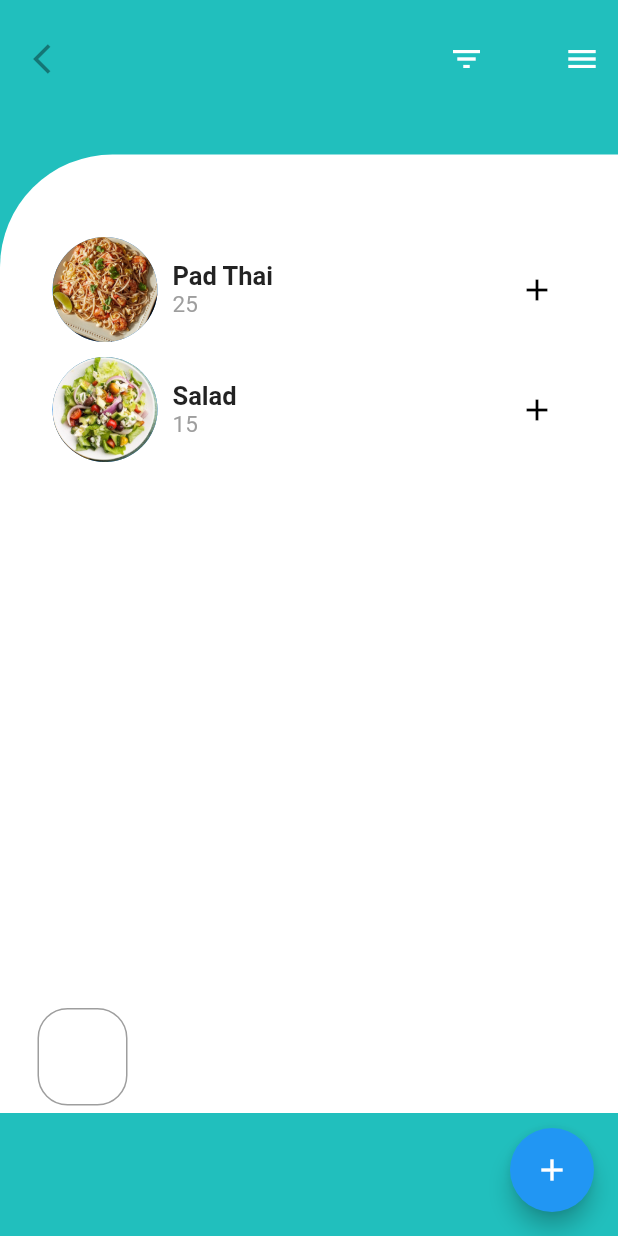
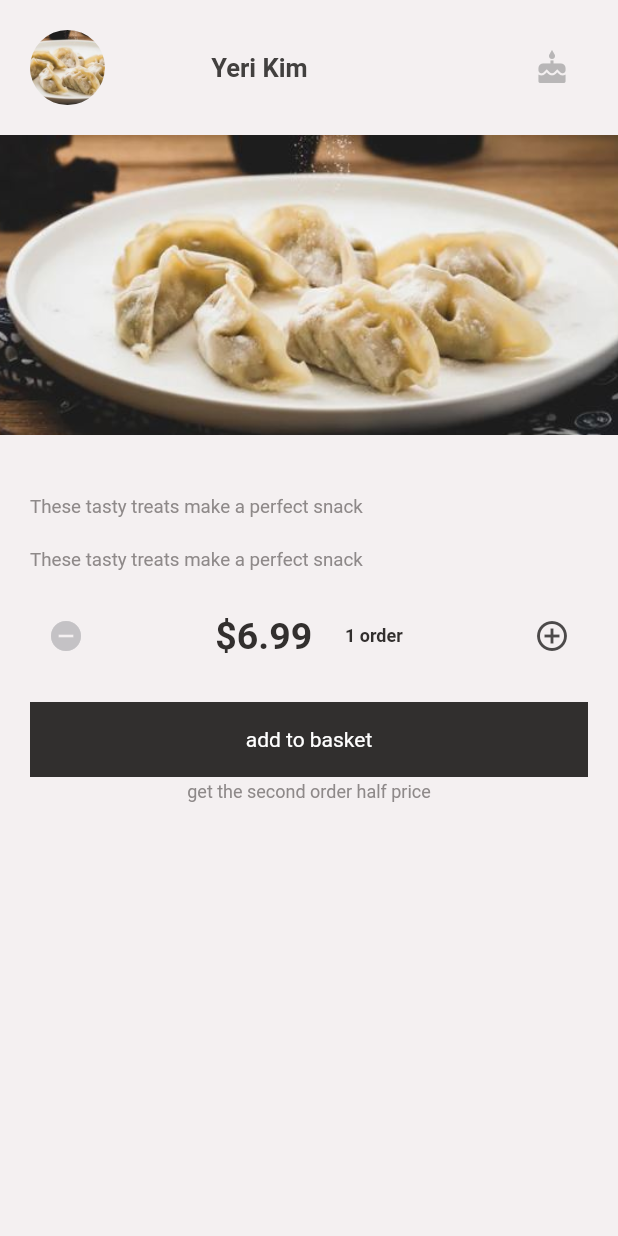
Before and after one commit to 4yerik/flutter_meal_monkey, a Flutter app: the screen it shows after launch, on a phone screen of 412 x 824 dp. Run offline on Flutter 3.47's test engine with Material 2 defaults, Android fonts, the phone set to English and light mode, and no system bars; Roboto replaces fonts that are missing (Montserrat, OpenSans).

Commit message:
dumpling screen

```diff
--- a/lib/main.dart
+++ b/lib/main.dart
@@ -1,5 +1,7 @@
 
 import 'package:flutter/material.dart';
+import 'package:fluttermealmonkey/screens/dumpling.dart';
+import 'package:fluttermealmonkey/screens/fruit.dart';
 import 'package:fluttermealmonkey/screens/plan_screen.dart';
 
 void main() => runApp(MyApp());
@@ -23,7 +25,9 @@ class MyApp extends StatelessWidget {
         // is not restarted.
         primarySwatch: Colors.blue,
       ),
-      home: MyHomePage(title: 'Flutter Demo Home Page'),
+//      home: FruitScreen(),
+    home: DumplingScreen(),
+//      home: MyHomePage(),
     );
   }
 }
@@ -38,27 +42,11 @@ class MyHomePage extends StatefulWidget {
 }
 
 class _MyHomePageState extends State<MyHomePage> {
-  int _counter = 0;
-
-  void _incrementCounter() {
-    setState(() {
-      // This call to setState tells the Flutter framework that something has
-      // changed in this State, which causes it to rerun the build method below
-      // so that the display can reflect the updated values. If we changed
-      // _counter without calling setState(), then the build method would not be
-      // called again, and so nothing would appear to happen.
-      _counter++;
-    });
-  }
 
   @override
   Widget build(BuildContext context) {
     // This method is rerun every time setState is called, for instance as done
-    // by the _incrementCounter method above.
-    //
-    // The Flutter framework has been optimized to make rerunning build methods
-    // fast, so that you can just rebuild anything that needs updating rather
-    // than having to individually change instances of widgets.
+
     return Scaffold(
       backgroundColor: Color(0xFF21BFBD),
 
@@ -75,14 +63,7 @@ class _MyHomePageState extends State<MyHomePage> {
                 IconButton(
                   icon: Icon(Icons.arrow_back_ios),
                   color: Colors.white,
-
-                  onTap: () => Navigator.push(
-                    context,
-                    MaterialPageRoute(
-                      builder: (_) => PlanScreen(heroTag: imgPath, foodName: foodName, foodPrice: price,
-                      ),
-                    ),
-                  ),
+                  onPressed: () {},
                 ),
                 Container(
                   width: 125.0,
@@ -153,12 +134,6 @@ class _MyHomePageState extends State<MyHomePage> {
           )
         ],
       ),
-
-      floatingActionButton: FloatingActionButton(
-        onPressed: _incrementCounter,
-        tooltip: 'Increment',
-        child: Icon(Icons.add),
-      ), // This trailing comma makes auto-formatting nicer for build methods.
     );
   }
 }
@@ -168,6 +143,7 @@ Widget _buildFoodItem(String imgPath, String foodName, String price, BuildContex
     onTap: () => Navigator.push(
       context,
       MaterialPageRoute(
+//          builder: (_) => FruitScreen()
         builder: (_) => PlanScreen(heroTag: imgPath, foodName: foodName, foodPrice: price,
         ),
       ),
--- /dev/null
+++ b/lib/screens/dumpling.dart
@@ -0,0 +1,185 @@
+import 'package:flutter/cupertino.dart';
+import 'package:flutter/material.dart';
+
+import 'donut.dart';
+
+class DumplingScreen extends StatefulWidget {
+  @override
+  _DumplingScreenState createState() => _DumplingScreenState();
+}
+
+class _DumplingScreenState extends State<DumplingScreen> {
+  @override
+  Widget build(BuildContext context) {
+    return Scaffold(
+      backgroundColor: Color(0xFFF4F0F1),
+      body: ListView(
+        children: <Widget>[
+          Padding(
+            padding: EdgeInsets.all(20.0),
+            child: Row(
+              mainAxisAlignment: MainAxisAlignment.spaceBetween,
+
+              children: <Widget>[
+                Container(
+                  width: 185.0,
+                  child: Row(
+                    mainAxisAlignment: MainAxisAlignment.spaceBetween,
+                    children: <Widget>[
+                      Container(
+                        height: 50.0,
+                        width: 50.0,
+                        decoration: BoxDecoration(
+                          image: DecorationImage(
+                            image: AssetImage('assets/images/dumplings.JPG'),
+                            fit: BoxFit.cover
+                          ),
+                          borderRadius: BorderRadius.circular(25.0),
+                        ),
+                      ),
+                      Text(
+                        'Yeri Kim',
+                        style: TextStyle(
+                          fontFamily: 'OpenSans',
+                          fontSize: 17.0,
+                          fontWeight: FontWeight.bold,
+                          color: Color(0xFF42403F),
+
+                        ),
+                      )
+                    ],
+                  ),
+                ),
+                IconButton(
+                  icon: Icon(Icons.cake, color: Colors.grey.withOpacity(0.7)),
+                  onPressed: () {},
+                )
+              ],
+            ),
+          ),
+          Container(
+            height: 200.0,
+            decoration: BoxDecoration(
+              image: DecorationImage(
+                image: AssetImage(
+                  'assets/images/dumplings.JPG'
+                ),
+                fit: BoxFit.cover
+              )
+            ),
+          ),
+          SizedBox(height: 20.0,),
+          Padding(
+            padding: const EdgeInsets.all(20.0),
+            child: Container(
+              width: MediaQuery.of(context).size.width - 30.0,
+              child: Text(
+                'These tasty treats make a perfect snack',
+                style: TextStyle(
+                  fontFamily: 'OpenSans',
+                  fontSize: 12.5,
+                  color: Color(0xFF8E8989),
+
+                ),
+              ),
+            ),
+          ),
+          Padding(
+            padding: const EdgeInsets.only(left: 20.0, right: 20.0, bottom: 20.0),
+            child: Container(
+              width: MediaQuery.of(context).size.width,
+              child: Text(
+                'These tasty treats make a perfect snack',
+                style: TextStyle(
+                  fontFamily: 'OpenSans',
+                  fontSize: 12.5,
+                  color: Color(0xFF8E8989),
+                ),
+              ),
+            ),
+          ),
+          Padding(
+            padding: EdgeInsets.only(left: 20.0, right: 20.0, bottom: 20.0),
+            child: Container(
+              width: MediaQuery.of(context).size.width,
+              child: Row(
+                mainAxisAlignment: MainAxisAlignment.spaceBetween,
+                children: <Widget>[
+                  IconButton(
+                    icon: Icon(Icons.remove_circle),
+                    color: Color(0xFFC4C2C5),
+                    onPressed: () {},
+                  ),
+                  Container(
+                    width: 125.0,
+                    child: Row(
+                      mainAxisAlignment: MainAxisAlignment.spaceBetween,
+                      children: <Widget>[
+                        Text(
+                          '\$6.99',
+                          style: TextStyle(
+                            fontSize: 25.0,
+                            fontWeight: FontWeight.bold,
+                            color: Color(0xFF322F2E),
+                          ),
+                        ),
+                        Text(
+                          '1 order',
+                          style: TextStyle(
+                            fontFamily: 'OpenSans',
+                            fontSize: 12.0,
+                            fontWeight: FontWeight.w600,
+                            color: Color(0xFF322F2E),
+                          ),
+                        )
+                      ],
+                    ),
+                  ),
+                  IconButton(
+                    icon: Icon(Icons.add_circle_outline),
+                    color: Color(0xFF4C4A4A),
+                    onPressed: () {},
+                  )
+                ],
+              ),
+            ),
+          ),
+          Padding(
+            padding: EdgeInsets.only(left: 20.0, right: 20.0),
+            child: InkWell(
+              onTap: () {
+                Navigator.of(context).push(
+                  MaterialPageRoute(
+                    builder: (context) => Donut()
+                  )
+                );
+              },
+              child: Container(
+                height: 50.0,
+                width: MediaQuery.of(context).size.width,
+                color: Color(0xFF312F2E),
+                child: Center(
+                  child: Text(
+                    'add to basket',
+                    style: TextStyle(color: Colors.white),
+                  ),
+                ),
+              ),
+            ),
+          ),
+          SizedBox(height: 3.0,),
+          Center(
+            child: Text(
+              'get the second order half price',
+              style: TextStyle(
+                fontFamily: 'OpenSans',
+                fontSize: 12.0,
+                color: Color(0xFF8E8989)
+              ),
+            ),
+          )
+        ],
+      ),
+    );
+  }
+}
--- a/lib/screens/fruit.dart
+++ b/lib/screens/fruit.dart
@@ -88,6 +88,7 @@ class _FruitScreenState extends State<FruitScreen> with SingleTickerProviderStat
                 new Fruit(),
                 new Fruit(),
                 new Fruit(),
+                new Fruit(),
               ],
             ),
           )
```
Also changed, not shown: lib/screens/donut.dart (added, +206 -0 lines), lib/widgets/fruit.dart (+6 -5 lines), assets/images/dumplings.JPG (added).
